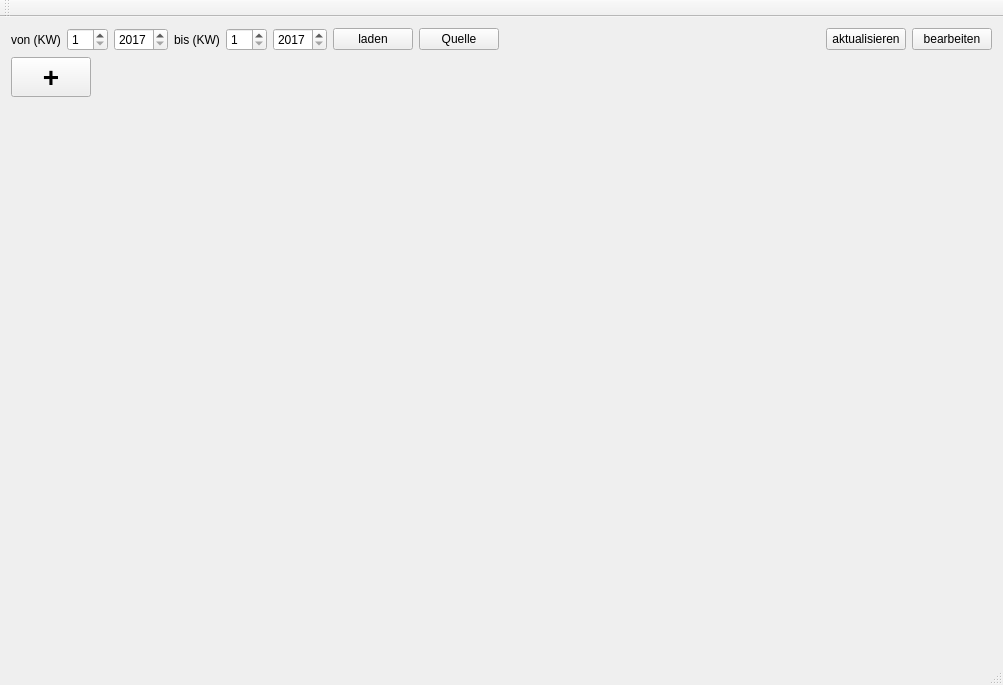
This is mainwindow.ui in kkegel/WorkFlow as Qt 5 draws it before an edit. The edited form follows.
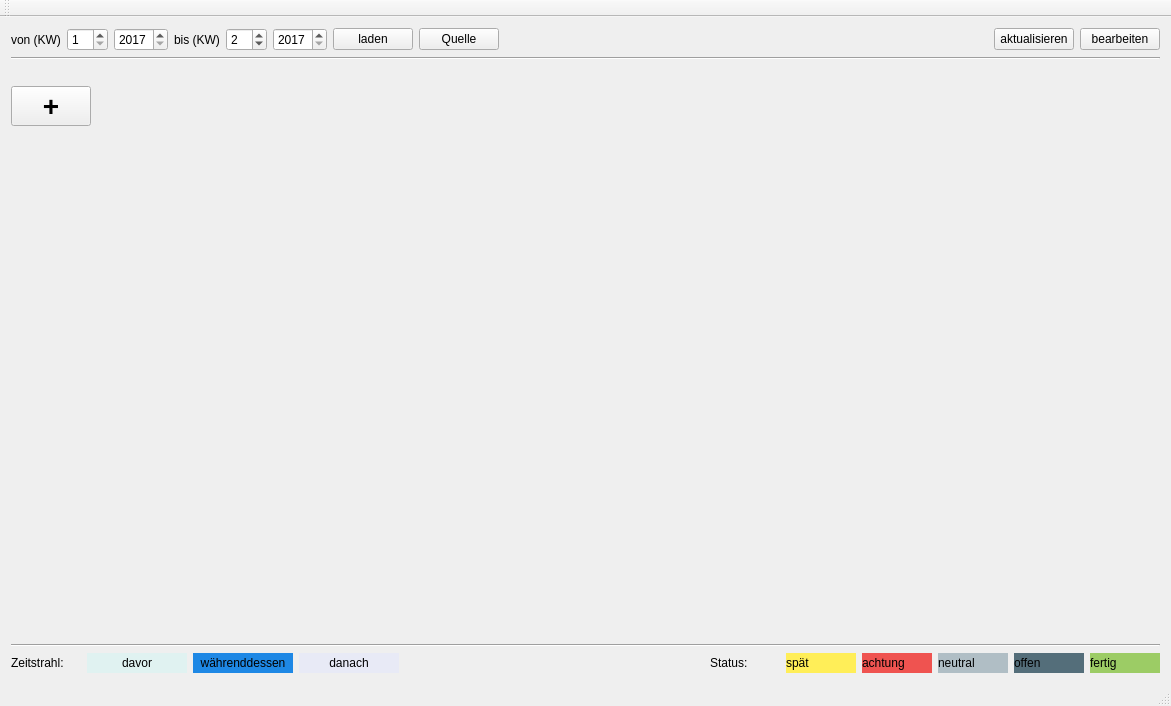
This is the edited form.

The edit to the form file:
```diff
--- a/mainwindow.ui
+++ b/mainwindow.ui
@@ -6,8 +6,8 @@
    <rect>
     <x>0</x>
     <y>0</y>
-    <width>1003</width>
-    <height>685</height>
+    <width>1171</width>
+    <height>706</height>
    </rect>
   </property>
   <property name="windowTitle">
@@ -62,6 +62,9 @@
         <property name="maximum">
          <number>53</number>
         </property>
+        <property name="value">
+         <number>2</number>
+        </property>
        </widget>
       </item>
       <item>
@@ -117,8 +120,18 @@
       </item>
      </layout>
     </item>
+    <item>
+     <widget class="Line" name="line_2">
+      <property name="orientation">
+       <enum>Qt::Horizontal</enum>
+      </property>
+     </widget>
+    </item>
     <item>
      <layout class="QVBoxLayout" name="mainContainer">
+      <property name="topMargin">
+       <number>20</number>
+      </property>
       <item>
        <layout class="QHBoxLayout" name="barLayout"/>
       </item>
@@ -176,6 +189,203 @@
       </item>
      </layout>
     </item>
+    <item>
+     <widget class="Line" name="line">
+      <property name="orientation">
+       <enum>Qt::Horizontal</enum>
+      </property>
+     </widget>
+    </item>
+    <item>
+     <layout class="QHBoxLayout" name="horizontalLayout_2">
+      <property name="topMargin">
+       <number>0</number>
+      </property>
+      <item>
+       <widget class="QLabel" name="label_3">
+        <property name="minimumSize">
+         <size>
+          <width>70</width>
+          <height>0</height>
+         </size>
+        </property>
+        <property name="text">
+         <string>Zeitstrahl:</string>
+        </property>
+       </widget>
+      </item>
+      <item>
+       <widget class="QLabel" name="label_6">
+        <property name="minimumSize">
+         <size>
+          <width>100</width>
+          <height>0</height>
+         </size>
+        </property>
+        <property name="styleSheet">
+         <string notr="true">background-color : #e0f2f1;</string>
+        </property>
+        <property name="text">
+         <string>davor</string>
+        </property>
+        <property name="alignment">
+         <set>Qt::AlignCenter</set>
+        </property>
+       </widget>
+      </item>
+      <item>
+       <widget class="QLabel" name="label_5">
+        <property name="minimumSize">
+         <size>
+          <width>100</width>
+          <height>0</height>
+         </size>
+        </property>
+        <property name="styleSheet">
+         <string notr="true">background-color : #1e88e5;</string>
+        </property>
+        <property name="text">
+         <string>währenddessen</string>
+        </property>
+        <property name="alignment">
+         <set>Qt::AlignCenter</set>
+        </property>
+       </widget>
+      </item>
+      <item>
+       <widget class="QLabel" name="label_8">
+        <property name="minimumSize">
+         <size>
+          <width>100</width>
+          <height>0</height>
+         </size>
+        </property>
+        <property name="styleSheet">
+         <string notr="true">background-color : #e8eaf6;</string>
+        </property>
+        <property name="text">
+         <string>danach</string>
+        </property>
+        <property name="alignment">
+         <set>Qt::AlignCenter</set>
+        </property>
+       </widget>
+      </item>
+      <item>
+       <spacer name="horizontalSpacer_3">
+        <property name="orientation">
+         <enum>Qt::Horizontal</enum>
+        </property>
+        <property name="sizeHint" stdset="0">
+         <size>
+          <width>40</width>
+          <height>20</height>
+         </size>
+        </property>
+       </spacer>
+      </item>
+      <item>
+       <layout class="QHBoxLayout" name="horizontalLayout_4">
+        <property name="topMargin">
+         <number>0</number>
+        </property>
+        <item>
+         <widget class="QLabel" name="label_10">
+          <property name="minimumSize">
+           <size>
+            <width>70</width>
+            <height>0</height>
+           </size>
+          </property>
+          <property name="text">
+           <string>Status:</string>
+          </property>
+         </widget>
+        </item>
+        <item>
+         <widget class="QLabel" name="label_12">
+          <property name="minimumSize">
+           <size>
+            <width>70</width>
+            <height>0</height>
+           </size>
+          </property>
+          <property name="styleSheet">
+           <string notr="true">background-color : #ffee58;</string>
+          </property>
+          <property name="text">
+           <string>spät</string>
+          </property>
+         </widget>
+        </item>
+        <item>
+         <widget class="QLabel" name="label_11">
+          <property name="minimumSize">
+           <size>
+            <width>70</width>
+            <height>0</height>
+           </size>
+          </property>
+          <property name="styleSheet">
+           <string notr="true">background-color : #ef5350</string>
+          </property>
+          <property name="text">
+           <string>achtung</string>
+          </property>
+         </widget>
+        </item>
+        <item>
+         <widget class="QLabel" name="label_7">
+          <property name="minimumSize">
+           <size>
+            <width>70</width>
+            <height>0</height>
+           </size>
+          </property>
+          <property name="styleSheet">
+           <string notr="true">background-color : #b0bec5;</string>
+          </property>
+          <property name="text">
+           <string>neutral</string>
+          </property>
+         </widget>
+        </item>
+        <item>
+         <widget class="QLabel" name="label_9">
+          <property name="minimumSize">
+           <size>
+            <width>70</width>
+            <height>0</height>
+           </size>
+          </property>
+          <property name="styleSheet">
+           <string notr="true">background-color : #546e7a</string>
+          </property>
+          <property name="text">
+           <string>offen</string>
+          </property>
+         </widget>
+        </item>
+        <item>
+         <widget class="QLabel" name="label_4">
+          <property name="minimumSize">
+           <size>
+            <width>70</width>
+            <height>0</height>
+           </size>
+          </property>
+          <property name="styleSheet">
+           <string notr="true">background-color : #9ccc65;</string>
+          </property>
+          <property name="text">
+           <string>fertig</string>
+          </property>
+         </widget>
+        </item>
+       </layout>
+      </item>
+     </layout>
+    </item>
    </layout>
   </widget>
   <widget class="QMenuBar" name="menuBar">
```
Left out of the diff: 2 changed lines with no effect on the pictures.
